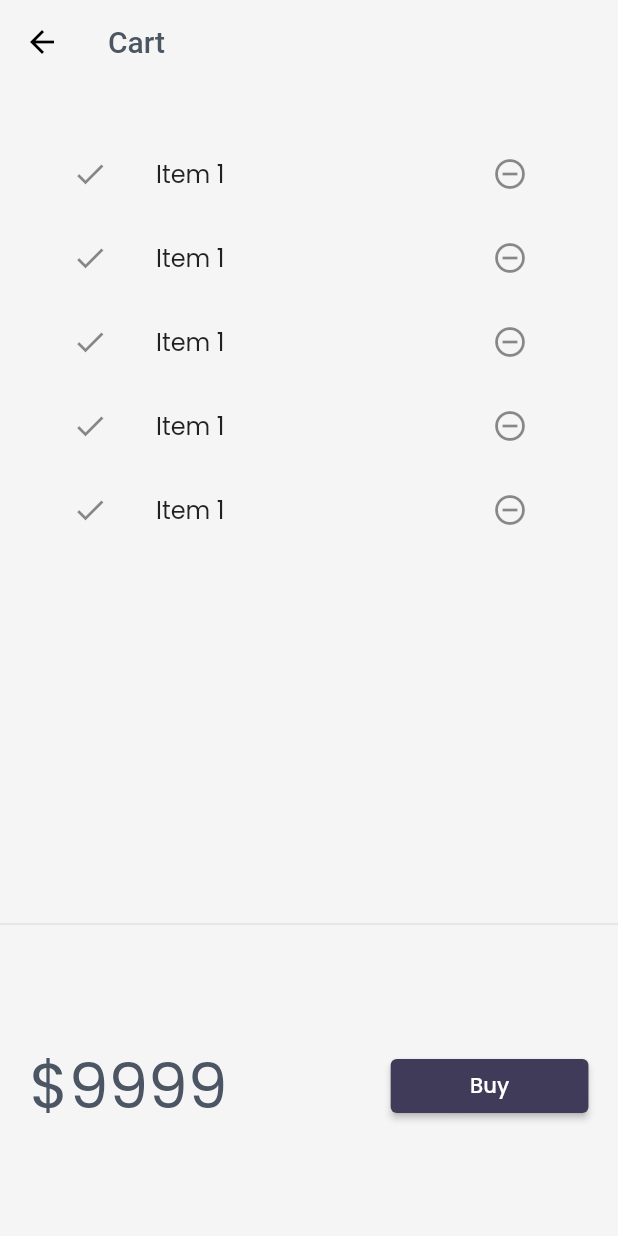
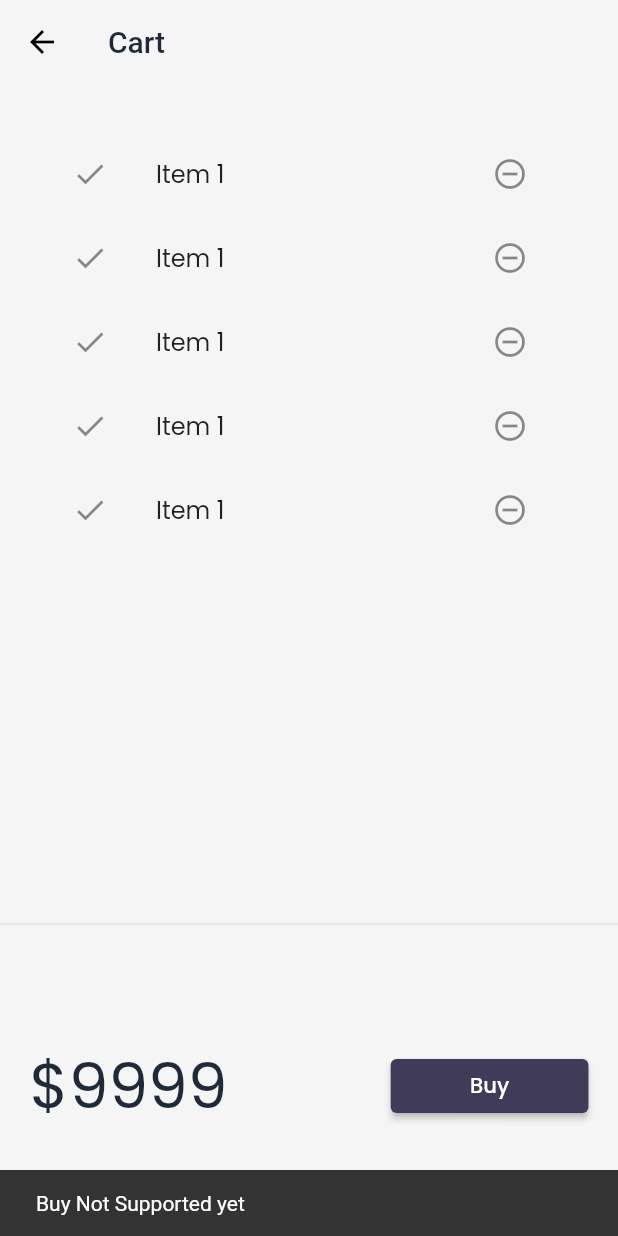
Before and after one commit to Sachin7895/30DaysFlutter, a Flutter app: the CartPage screen opened by its route, after a tap on "Buy", on a phone screen of 412 x 824 dp. Run offline on Flutter 3.47's test engine with Material 2 defaults, Android fonts, the phone set to English and light mode, and no system bars; our stand-ins replace google_fonts, velocity_x; statements that could not run were skipped.

Commit message:
Day 22 Completed

```diff
--- a/lib/Pages/cart_page.dart
+++ b/lib/Pages/cart_page.dart
@@ -38,7 +38,11 @@ class _CartTotal extends StatelessWidget {
           "\$9999".text.xl5.color(context.theme.accentColor).make(),
           30.widthBox,
           ElevatedButton(
-                  onPressed: () {},
+                  onPressed: () {
+                    ScaffoldMessenger.of(context).showSnackBar(SnackBar(
+                      content: "Buy Not Supported yet".text.make(),
+                    ));
+                  },
                   style: ButtonStyle(
                       backgroundColor:
                           MaterialStateProperty.all(context.theme.buttonColor)),
--- a/lib/models/catalog.dart
+++ b/lib/models/catalog.dart
@@ -3,11 +3,11 @@ class CatalogModel {
 
   //get Item by ID
 
-  static Item getByID(int id) =>
+   Item getByID(int id) =>
       items!.firstWhere((element) => element.id == id, orElse: null);
 
   //Get Item by position
-  static Item getByPosition(int pos) => items![pos];
+   Item getByPosition(int pos) => items![pos];
 }
 
 class Item {
--- a/lib/widgets/home_widgets/catalog_list.dart
+++ b/lib/widgets/home_widgets/catalog_list.dart
@@ -17,7 +17,7 @@ class CatalogList extends StatelessWidget {
       shrinkWrap: true,
       itemCount: CatalogModel.items!.length,
       itemBuilder: (context, index) {
-        final catalog = CatalogModel.getByPosition(index);
+        final catalog = CatalogModel.items![index];
         return InkWell(
             onTap: () => Navigator.push(
                 context,
--- a/lib/widgets/theme.dart
+++ b/lib/widgets/theme.dart
@@ -46,7 +46,7 @@ class MyTheme {
       ));
 
   static Color creamColor = Color(0xfff5f5f5);
-  static Color darkcreamColor = Vx.gray600;
+  static Color darkcreamColor = Vx.gray800;
   static Color darkBluishColor = Color(0xff403b58);
   static Color lightBluishColor = Vx.purple800;
 }
```
